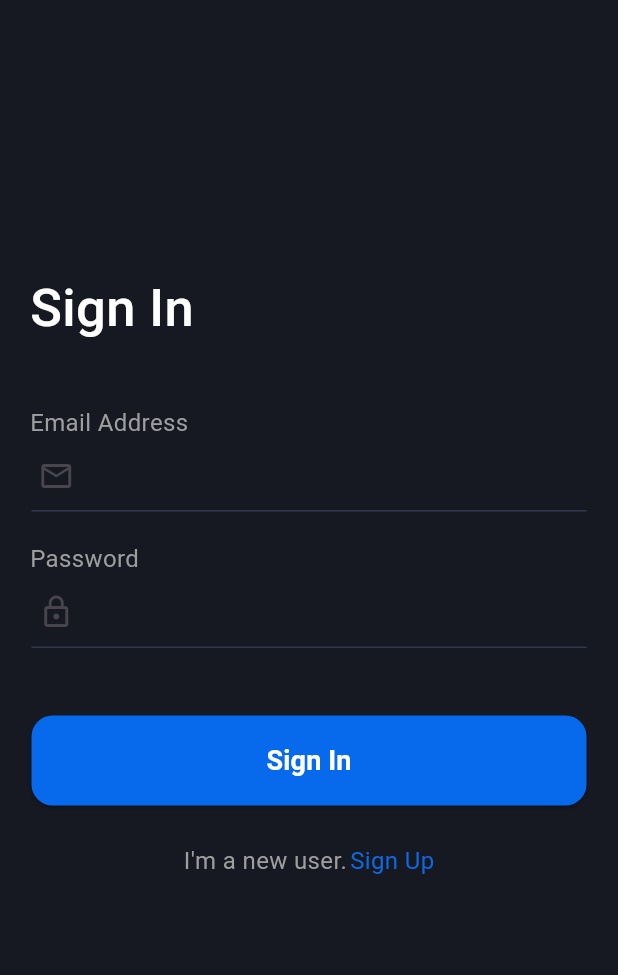
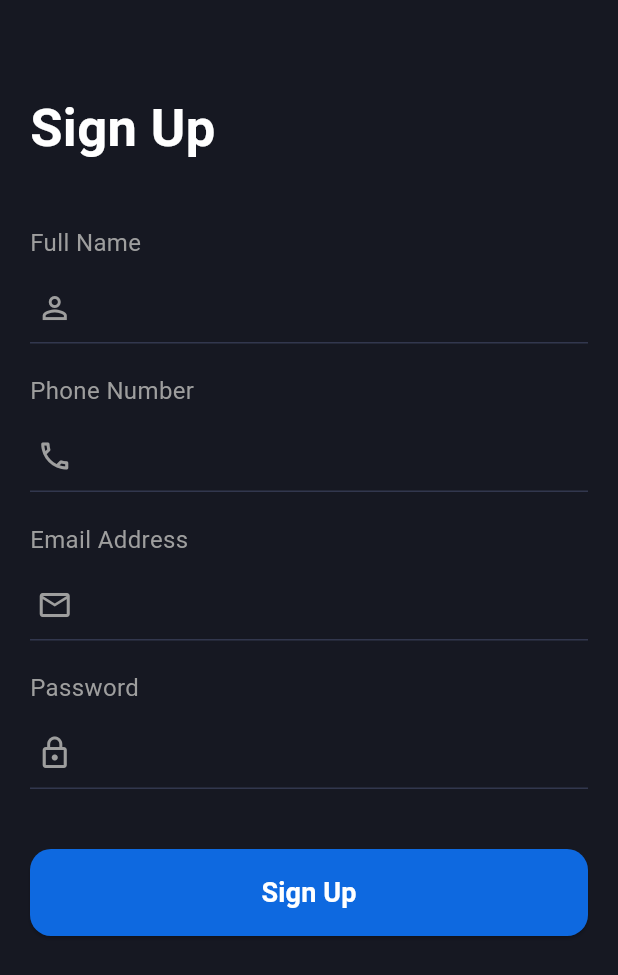
Before and after one commit to Matvey0808/Bank_app, a Flutter app: the screen it shows after launch, on a phone screen of 412 x 824 dp. Shown: the top 975 px of the screen. Run offline on Flutter 3.47's test engine with Material 3 defaults, Android fonts, the phone set to English and light mode, and no system bars; our stand-ins replace flutter_svg.

Commit message:
Почти доделал экран регистрации Sign up

```diff
--- a/lib/main.dart
+++ b/lib/main.dart
@@ -1,6 +1,7 @@
 import 'package:bank_app/screens/profile_screen.dart';
 import 'package:bank_app/screens/home_screen.dart';
 import 'package:bank_app/screens/signin_screen.dart';
+import 'package:bank_app/screens/signup_screen.dart';
 import 'package:flutter/material.dart';
 
 void main() {
@@ -12,6 +13,6 @@ class MyApp extends StatelessWidget {
 
   @override
   Widget build(BuildContext context) {
-    return MaterialApp(debugShowCheckedModeBanner: false, home: SignIn());
+    return MaterialApp(debugShowCheckedModeBanner: false, home: SignupScreen());
   }
 }
--- a/lib/screens/home_screen.dart
+++ b/lib/screens/home_screen.dart
@@ -1,3 +1,4 @@
+import 'package:bank_app/screens/signin_screen.dart';
 import 'package:flutter/material.dart';
 import 'package:flutter_svg/flutter_svg.dart';
 
@@ -137,7 +138,7 @@ class _HomeScreenState extends State<HomeScreen> {
                     Navigator.push(
                       context,
                       MaterialPageRoute(
-                        builder: (context) => const MyHomePage(),
+                        builder: (context) => const SigninScreen(),
                       ),
                     );
                   }
--- a/lib/screens/signin_screen.dart
+++ b/lib/screens/signin_screen.dart
@@ -1,12 +1,12 @@
 import 'package:flutter/material.dart';
 
-class SignIn extends StatelessWidget {
-  const SignIn({super.key});
+class SigninScreen extends StatelessWidget {
+  const SigninScreen({super.key});
 
   @override
   Widget build(BuildContext context) {
     return Scaffold(
-      backgroundColor: Color.fromARGB(255, 22, 24, 34),
+      backgroundColor: Color(0xFF161822),
       body: SafeArea(
         child: SingleChildScrollView(
           child: Column(
--- /dev/null
+++ b/lib/screens/signup_screen.dart
@@ -0,0 +1,96 @@
+import 'package:flutter/material.dart';
+
+class SignupScreen extends StatelessWidget {
+  const SignupScreen({super.key});
+
+  @override
+  Widget build(BuildContext context) {
+    return Scaffold(
+      backgroundColor: const Color(0xFF161822),
+      body: SafeArea(
+        child: SingleChildScrollView(
+          padding: const EdgeInsets.symmetric(horizontal: 20),
+          child: Column(
+            crossAxisAlignment: CrossAxisAlignment.start,
+            children: [
+              const SizedBox(height: 60),
+              const Text(
+                "Sign Up",
+                style: TextStyle(
+                  fontSize: 35,
+                  color: Colors.white,
+                  fontWeight: FontWeight.bold,
+                ),
+              ),
+              const SizedBox(height: 40),
+              _buildInputField("Full Name", Icons.person_outline),
+              const SizedBox(height: 20),
+              _buildInputField("Phone Number", Icons.phone_outlined),
+              const SizedBox(height: 20),
+              _buildInputField("Email Address", Icons.email_outlined),
+              const SizedBox(height: 20),
+              _buildInputField(
+                "Password",
+                Icons.lock_outline,
+                isPassword: true,
+              ),
+              const SizedBox(height: 40),
+              SizedBox(
+                width: double.infinity,
+                child: ElevatedButton(
+                  style: ElevatedButton.styleFrom(
+                    padding: const EdgeInsets.symmetric(vertical: 16),
+                    backgroundColor: Color.fromARGB(255, 14, 105, 224),
+                    shape: RoundedRectangleBorder(
+                      borderRadius: BorderRadius.circular(14),
+                    ),
+                  ),
+                  onPressed: () {},
+                  child: const Text(
+                    "Sign Up",
+                    style: TextStyle(
+                      fontSize: 18,
+                      color: Colors.white,
+                      fontWeight: FontWeight.bold,
+                    ),
+                  ),
+                ),
+              ),
+            ],
+          ),
+        ),
+      ),
+    );
+  }
+
+  Widget _buildInputField(
+    String label,
+    IconData icon, {
+    bool isPassword = false,
+  }) {
+    return Column(
+      crossAxisAlignment: CrossAxisAlignment.start,
+      children: [
+        Text(label, style: TextStyle(fontSize: 16, color: Colors.grey[500])),
+        const SizedBox(height: 8),
+        TextField(
+          obscureText: isPassword,
+          style: const TextStyle(color: Colors.white),
+          cursorColor: Colors.white,
+          decoration: InputDecoration(
+            prefixIcon: Padding(
+              padding: const EdgeInsets.only(right: 15),
+              child: Icon(icon, color: Colors.grey),
+            ),
+            enabledBorder: const UnderlineInputBorder(
+              borderSide: BorderSide(color: Color(0xFF32374E)),
+            ),
+            focusedBorder: const UnderlineInputBorder(
+              borderSide: BorderSide(color: Color(0xFF32374E)),
+            ),
+          ),
+        ),
+      ],
+    );
+  }
+}
```
